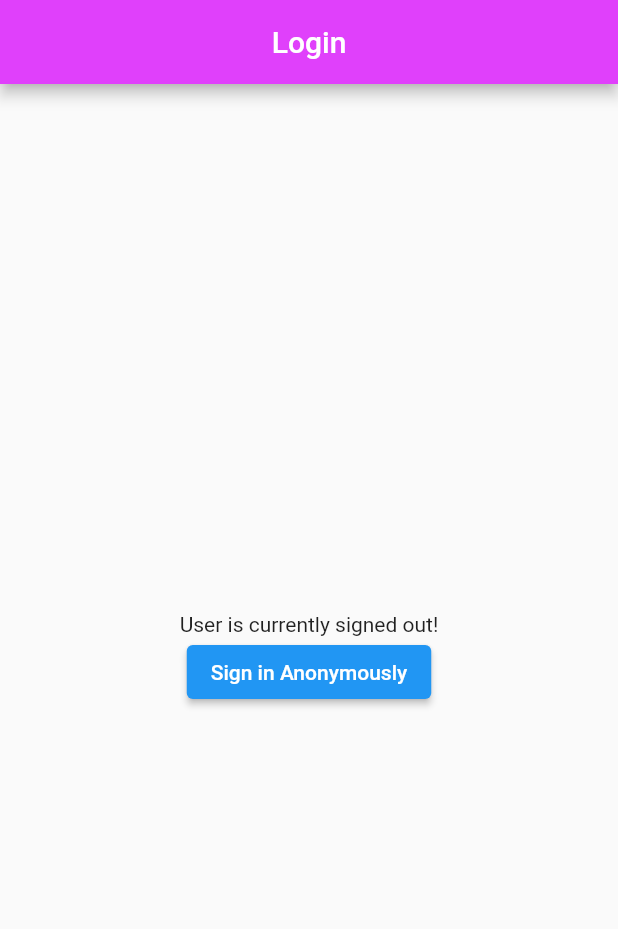
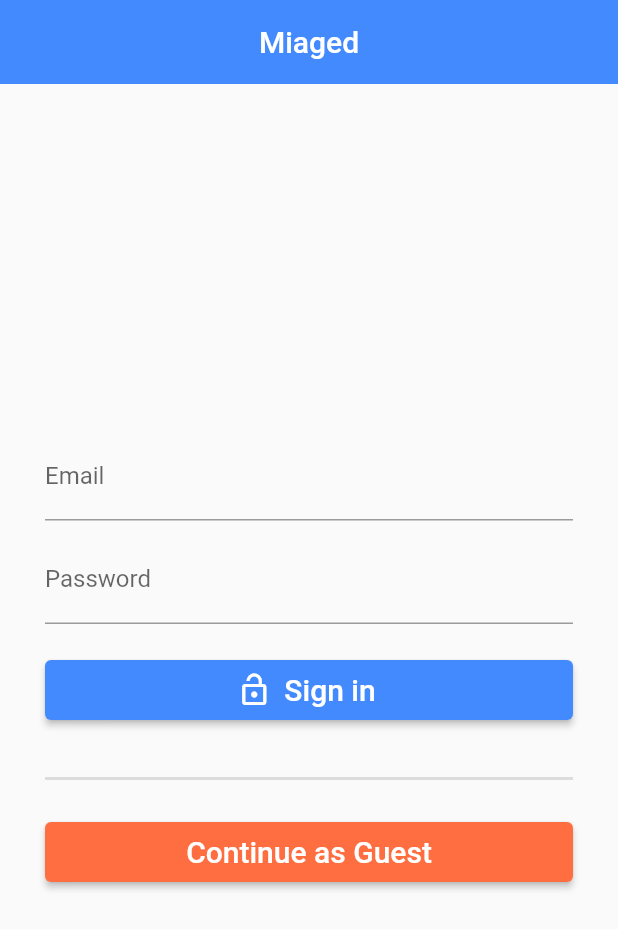
Before and after one commit to abdelrazak-elgh/flutter_miaged, a Flutter app: the screen it shows after launch, on a phone screen of 412 x 824 dp. Shown: the top 929 px of the screen. Run offline on Flutter 3.47's test engine with Material 2 defaults, Android fonts, the phone set to English and light mode, and no system bars; our stand-ins replace bloc, equatable, firebase_auth, firebase_core, flutter_bloc; accounts and stored records are empty.

Commit message:
update login page

```diff
--- a/miaged_mvp1/lib/common/router/app_router.dart
+++ b/miaged_mvp1/lib/common/router/app_router.dart
@@ -11,7 +11,7 @@ class AppRouter {
       case '/':
         return MaterialPageRoute(builder: (_) => const MainPage());
       case '/login':
-        return MaterialPageRoute(builder: (_) => LoginPage());
+        return MaterialPageRoute(builder: (_) => const LoginPage());
       case '/homepage':
         return MaterialPageRoute(builder: (_) => const HomePageScreen());
       case '/dashboard':
--- a/miaged_mvp1/lib/presentation/login_page.dart
+++ b/miaged_mvp1/lib/presentation/login_page.dart
@@ -4,18 +4,35 @@ import 'package:flutter_bloc/flutter_bloc.dart';
 import 'package:miaged_mvp1/data/repositories/auth_repository.dart';
 import 'package:miaged_mvp1/service/bloc/authentification/auth_bloc.dart';
 
-class LoginPage extends StatelessWidget {
-  LoginPage({Key? key}) : super(key: key);
+class LoginPage extends StatefulWidget {
+  const LoginPage({Key? key}) : super(key: key);
 
+  @override
+  State<LoginPage> createState() => _LoginPageState();
+}
+
+class _LoginPageState extends State<LoginPage> {
   final AuthRepository repository = AuthRepository();
+
+  final emailController = TextEditingController();
+
+  final passwordController = TextEditingController();
+
+  @override
+  void dispose() {
+    emailController.dispose();
+    passwordController.dispose();
+    super.dispose();
+  }
 
   @override
   Widget build(BuildContext context) {
     return Scaffold(
         appBar: AppBar(
-          title: const Text('Login'),
+          title: const Text('Miaged'),
+          elevation: 0.0,
           automaticallyImplyLeading: false,
-          backgroundColor: Colors.purpleAccent,
+          backgroundColor: Colors.blueAccent,
           centerTitle: true,
         ),
         body: BlocBuilder<AuthBloc, AuthState>(
@@ -26,24 +43,68 @@ class LoginPage extends StatelessWidget {
               }
               return const Center(child: CircularProgressIndicator());
             } else {
-              return Column(
-                mainAxisAlignment: MainAxisAlignment.center,
-                children: [
-                  const Center(child: Text('User is currently signed out!')),
-                  Center(
-                    child: ElevatedButton(
-                      child: const Text('Sign in Anonymously'),
+              return Padding(
+                padding: const EdgeInsets.symmetric(
+                    horizontal: 30.0, vertical: 20.0),
+                child: Column(
+                  mainAxisAlignment: MainAxisAlignment.center,
+                  children: [
+                    TextField(
+                      controller: emailController,
+                      cursorColor: Colors.white,
+                      textInputAction: TextInputAction.next,
+                      decoration: const InputDecoration(labelText: 'Email'),
+                    ),
+                    const SizedBox(
+                      height: 10,
+                    ),
+                    TextField(
+                      controller: passwordController,
+                      textInputAction: TextInputAction.next,
+                      decoration: const InputDecoration(labelText: 'Password'),
+                      obscureText: true,
+                    ),
+                    const SizedBox(
+                      height: 20,
+                    ),
+                    ElevatedButton.icon(
+                      style: ElevatedButton.styleFrom(
+                          primary: Colors.blueAccent,
+                          minimumSize: const Size.fromHeight(40)),
+                      icon: const Icon(Icons.lock_open),
+                      label:
+                          const Text('Sign in', style: TextStyle(fontSize: 20)),
+                      onPressed: () {
+                        BlocProvider.of<AuthBloc>(context).add(
+                            AuthSignInRequested(emailController.text.trim(),
+                                passwordController.text.trim()));
+                      },
+                    ),
+                    const SizedBox(
+                      height: 10,
+                    ),
+                    const Divider(
+                      height: 50,
+                      thickness: 2,
+                    ),
+                    ElevatedButton(
+                      style: ElevatedButton.styleFrom(
+                        primary: Colors.deepOrangeAccent,
+                        minimumSize: const Size.fromHeight(40),
+                      ),
+                      child: const Text('Continue as Guest',
+                          style: TextStyle(fontSize: 20)),
                       onPressed: () {
                         BlocProvider.of<AuthBloc>(context)
-                            .add(AuthSignInRequested());
+                            .add(AuthSignInAnonRequested());
                         // ScaffoldMessenger.of(context).showSnackBar(SnackBar(
                         //   content: Text(result!.uid.toString()),
                         //   duration: const Duration(seconds: 5),
                         // ));
                       },
-                    ),
-                  )
-                ],
+                    )
+                  ],
+                ),
               );
             }
           },
--- a/miaged_mvp1/lib/service/bloc/authentification/auth_event.dart
+++ b/miaged_mvp1/lib/service/bloc/authentification/auth_event.dart
@@ -9,7 +9,13 @@ abstract class AuthEvent extends Equatable {
 
 class AuthInitial extends AuthEvent {}
 
-class AuthSignInRequested extends AuthEvent {}
+class AuthSignInAnonRequested extends AuthEvent {}
+
+class AuthSignInRequested extends AuthEvent {
+  final String email;
+  final String password;
+  const AuthSignInRequested(this.email, this.password);
+}
 
 class AuthSignUpRequested extends AuthEvent {}
 
```
Also changed, not shown: miaged_mvp1/lib/data/repositories/auth_repository.dart (+5 -2 lines), miaged_mvp1/lib/presentation/main_page.dart (+7 -12 lines), miaged_mvp1/lib/service/bloc/authentification/auth_bloc.dart (+15 -1 lines).
